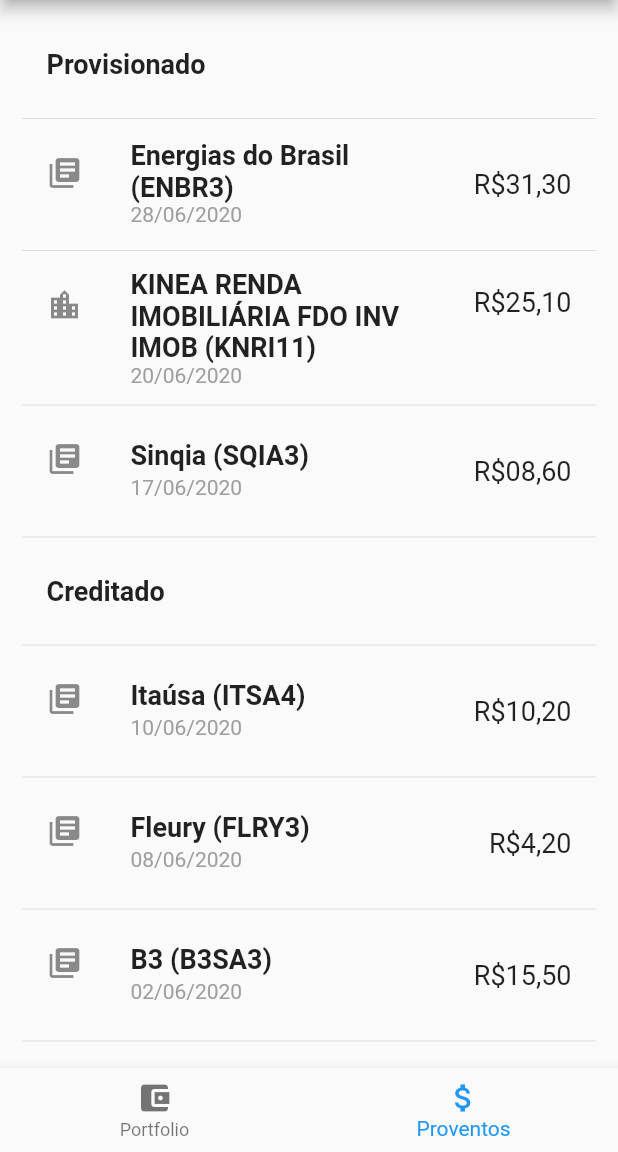
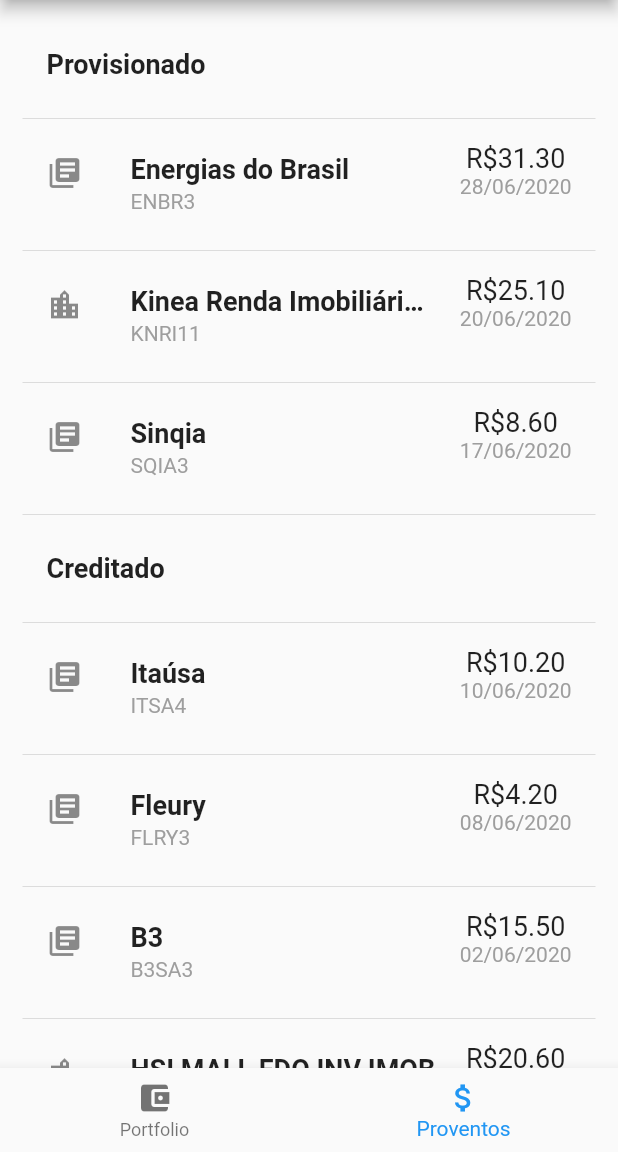
Before and after one commit to Bezunca/App, a Flutter app: the Home screen opened by its route, item 2 of the bottom bar chosen, on a phone screen of 412 x 824 dp, the part 84-1236 px from its top. Run offline on Flutter 3.47's test engine with Material 2 defaults, Android fonts, the phone set to English and light mode, and no system bars.

Commit message:
Fixed a bit of the layout, added ellipsis as per #1

```diff
--- a/lib/models/dividend.dart
+++ b/lib/models/dividend.dart
@@ -1,23 +1,25 @@
 import 'package:flutter/material.dart';
 
 class Dividend {
-
   final String _fantasyName;
   final String _ticker;
   final String _type;
   final String _date;
   final String currency;
-  final String _netIncome;
+  final int _netIncome;
 
-  final Map<String, IconData> _assetTypeIcons= {
+  final Map<String, IconData> _assetTypeIcons = {
     "share": Icons.library_books,
     "reit": Icons.location_city
   };
 
-  Dividend(this._fantasyName, this._ticker, this._type, this._date, this._netIncome, {this.currency="R\$"});
+  Dividend(
+      this._fantasyName, this._ticker, this._type, this._date, this._netIncome,
+      {this.currency = "R\$"});
 
-  String get name => _fantasyName + " (" + _ticker + ")";
+  String get name => _fantasyName;
+  String get ticker => _ticker;
   IconData get icon => _assetTypeIcons[this._type];
   String get date => _date;
-  String get income => "$currency$_netIncome";
+  String get income => "$currency${(_netIncome/100.0).toStringAsFixed(2)}";
 }
--- a/lib/views/dividends.dart
+++ b/lib/views/dividends.dart
@@ -4,18 +4,18 @@ import 'package:app/utils/theme.dart';
 import '../models/dividend.dart';
 
 class DividendsState extends State<Dividends> {
-
   final _provisioned = <Dividend>[
-    Dividend("Energias do Brasil", "ENBR3", "share", "28/06/2020", "31,30"),
-    Dividend("KINEA RENDA IMOBILIÁRIA FDO INV IMOB", "KNRI11", "reit", "20/06/2020", "25,10"),
-    Dividend("Sinqia", "SQIA3", "share", "17/06/2020", "08,60")
+    Dividend("Energias do Brasil", "ENBR3", "share", "28/06/2020", 3130),
+    Dividend("Kinea Renda Imobiliária Fundo de Investimentos Imobiliário", "KNRI11", "reit",
+        "20/06/2020", 2510),
+    Dividend("Sinqia", "SQIA3", "share", "17/06/2020", 860)
   ];
 
   final _credited = <Dividend>[
-    Dividend("Itaúsa", "ITSA4", "share", "10/06/2020", "10,20"),
-    Dividend("Fleury", "FLRY3", "share", "08/06/2020", "4,20"),
-    Dividend("B3", "B3SA3", "share", "02/06/2020", "15,50"),
-    Dividend("HSI MALL FDO INV IMOB", "HSML11", "reit", "01/06/2020", "20,60")
+    Dividend("Itaúsa", "ITSA4", "share", "10/06/2020", 1020),
+    Dividend("Fleury", "FLRY3", "share", "08/06/2020", 420),
+    Dividend("B3", "B3SA3", "share", "02/06/2020", 1550),
+    Dividend("HSI MALL FDO INV IMOB", "HSML11", "reit", "01/06/2020", 2060)
   ];
 
   @override
@@ -33,7 +33,8 @@ class DividendsState extends State<Dividends> {
           if (index == 0) return _buildTitle("Provisionado");
           index -= 1;
 
-          if (index < _provisioned.length) return _buildRow(_provisioned[index]);
+          if (index < _provisioned.length)
+            return _buildRow(_provisioned[index]);
           index -= _provisioned.length;
 
           if (index == 0) return _buildTitle("Creditado");
@@ -46,12 +47,7 @@ class DividendsState extends State<Dividends> {
   }
 
   Widget _buildTitle(text) {
-    return ListTile(
-      title: Text(
-        text,
-        style: biggerFont
-      )
-    );
+    return ListTile(title: Text(text, style: biggerFont));
   }
 
   Widget _buildRow(Dividend dividend) {
@@ -59,17 +55,25 @@ class DividendsState extends State<Dividends> {
         title: Text(
           dividend.name,
           style: biggerFont,
+          overflow: TextOverflow.ellipsis
         ),
         subtitle: Text(
-        dividend.date,
+          dividend.ticker,
           style: smallerFont,
         ),
         leading: Icon(dividend.icon),
-      trailing: Text(
+        trailing: Column(
+          children: <Widget>[
+            Text(
               dividend.income,
               style: normalFont,
+            ),
+            Text(
+              dividend.date,
+              style: smallerFont,
             )
-    );
+          ],
+        ));
   }
 }
 
--- a/lib/views/portfolio.dart
+++ b/lib/views/portfolio.dart
@@ -38,6 +38,7 @@ class PortfolioState extends State<Portfolio> {
         title: Text(
           asset.name,
           style: biggerFont,
+          overflow: TextOverflow.ellipsis,
         ),
         subtitle: Text(
           asset.ticker,
```
Also changed, not shown: pubspec.lock. Lines whose indentation alone changed are shown as unchanged.
